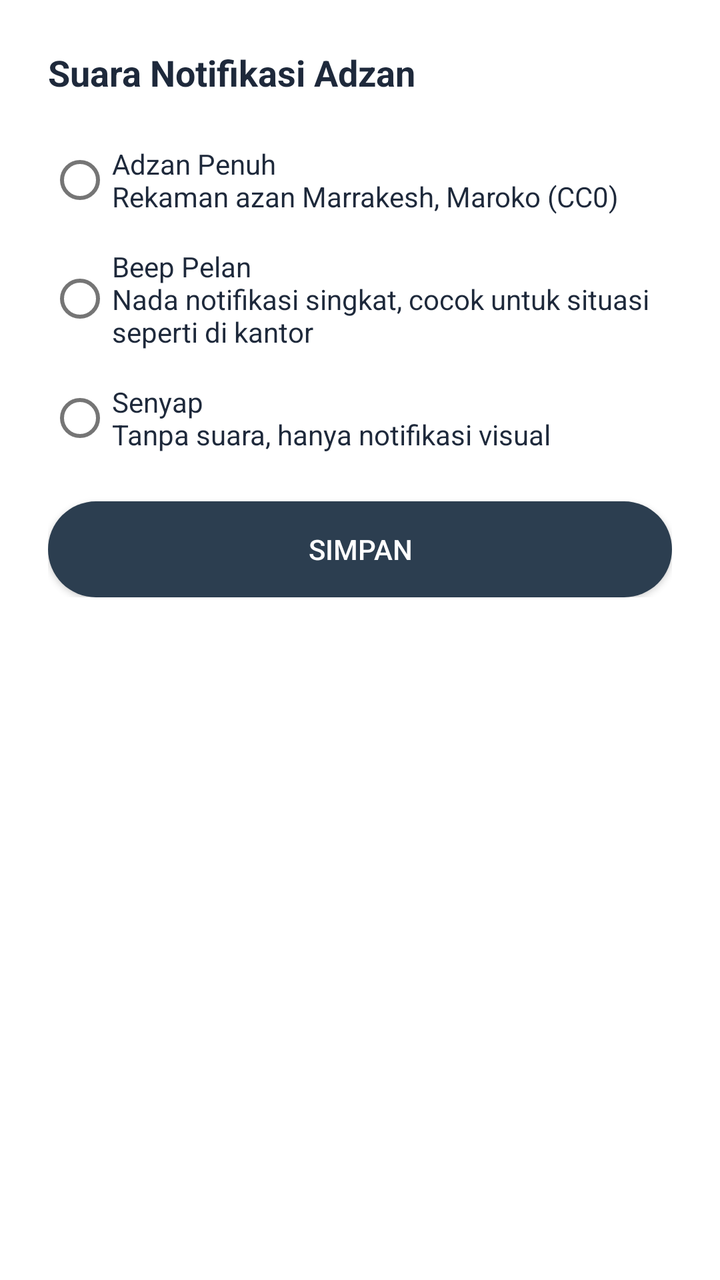
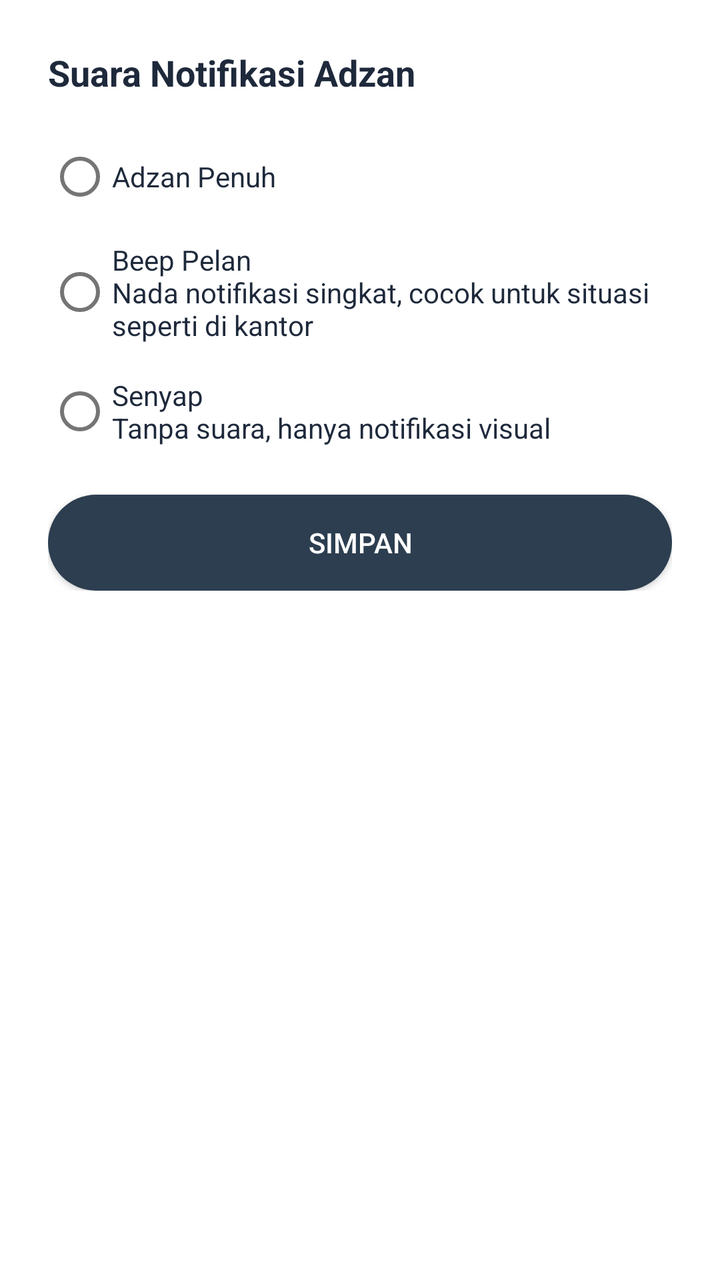

Two renders of the same Android screen: before a commit and after it. Below are the layout's source before the change and the commit's diff.
<!-- AndroidManifest.xml: application theme AppTheme -->
<!-- res/layout/dialog_notifikasi_adzan.xml -->
<?xml version="1.0" encoding="utf-8"?>
<ScrollView xmlns:android="http://schemas.android.com/apk/res/android"
    android:layout_width="match_parent"
    android:layout_height="wrap_content"
    android:maxHeight="560dp">

    <LinearLayout
        android:layout_width="match_parent"
        android:layout_height="wrap_content"
        android:orientation="vertical"
        android:padding="24dp"
        android:background="@drawable/bg_card_up_rounded">

        <TextView
            android:layout_width="wrap_content"
            android:layout_height="wrap_content"
            android:text="Suara Notifikasi Adzan"
            android:textSize="18sp"
            android:textStyle="bold"
            android:textColor="@color/text_primary"
            android:layout_marginBottom="16dp"/>

        <RadioGroup
            android:id="@+id/radioGroupAdzanSound"
            android:layout_width="match_parent"
            android:layout_height="wrap_content"
            android:orientation="vertical">

            <RadioButton
                android:id="@+id/radioAdzanFull"
                android:layout_width="match_parent"
                android:layout_height="wrap_content"
                android:text="Adzan Penuh\nRekaman azan Marrakesh, Maroko (CC0)"
                android:textSize="14sp"
                android:textColor="@color/text_primary"
                android:paddingTop="8dp"
                android:paddingBottom="8dp"/>

            <RadioButton
                android:id="@+id/radioAdzanBeep"
                android:layout_width="match_parent"
                android:layout_height="wrap_content"
                android:text="Beep Pelan\nNada notifikasi singkat, cocok untuk situasi seperti di kantor"
                android:textSize="14sp"
                android:textColor="@color/text_primary"
                android:paddingTop="8dp"
                android:paddingBottom="8dp"/>

            <RadioButton
                android:id="@+id/radioAdzanSilent"
                android:layout_width="match_parent"
                android:layout_height="wrap_content"
                android:text="Senyap\nTanpa suara, hanya notifikasi visual"
                android:textSize="14sp"
                android:textColor="@color/text_primary"
                android:paddingTop="8dp"
                android:paddingBottom="8dp"/>
        </RadioGroup>

        <androidx.appcompat.widget.AppCompatButton
            android:id="@+id/btnSaveAdzanSound"
            android:layout_width="match_parent"
            android:layout_height="wrap_content"
            android:layout_marginTop="16dp"
            android:text="Simpan"
            android:background="@drawable/bg_btn_main_dark"
            android:textColor="@android:color/white"/>

    </LinearLayout>
</ScrollView>
<!-- resources referenced by this layout -->
<resources>
  <color name="text_primary">#1E293B</color>
  <!-- drawable bg_btn_main_dark (drawable) -->
  <?xml version="1.0" encoding="utf-8"?>
  <shape xmlns:android="http://schemas.android.com/apk/res/android"
      android:shape="rectangle">
  
      <solid android:color="#2C3E50" />
  
      <corners android:radius="24dp" />
  </shape>
  <!-- drawable bg_card_up_rounded (drawable) -->
  <?xml version="1.0" encoding="utf-8"?>
  <shape xmlns:android="http://schemas.android.com/apk/res/android">
      <solid android:color="@color/card_white"/>
  
  
      <corners
          android:topLeftRadius="16dp"
          android:topRightRadius="16dp"
          android:bottomLeftRadius="0dp"
          android:bottomRightRadius="0dp" />
  
  </shape>
  <style name="AppTheme" parent="Theme.AlKaukaba">
          <item name="android:windowDrawsSystemBarBackgrounds" tools:targetApi="lollipop">true</item>
      </style>
  <color name="card_white">#FFFFFF</color>
  <style name="Theme.AlKaukaba" parent="Theme.MaterialComponents.DayNight.NoActionBar">
          
          <item name="colorPrimary">@color/purple_500</item>
          <item name="colorPrimaryVariant">@color/transparent</item>
          <item name="colorOnPrimary">@color/white</item>
          
          <item name="colorSecondary">@color/teal_200</item>
          <item name="colorSecondaryVariant">@color/teal_700</item>
          <item name="colorOnSecondary">@color/black</item>
          
          <item name="android:statusBarColor" tools:targetApi="l">?attr/colorPrimaryVariant</item>
          
          <item name="bottomSheetDialogTheme">@style/ThemeOverlay.AlKaukaba.BottomSheetDialog</item>
      </style>
  <color name="purple_500">#FF6200EE</color>
  <color name="transparent">#00FFFFFF</color>
  <color name="white">#FFFFFFFF</color>
  <color name="teal_200">#FF03DAC5</color>
  <color name="teal_700">#FF018786</color>
  <color name="black">#FF000000</color>
  <style name="ThemeOverlay.AlKaukaba.BottomSheetDialog" parent="ThemeOverlay.MaterialComponents.BottomSheetDialog">
          <item name="bottomSheetStyle">@style/Widget.AlKaukaba.BottomSheet.Modal</item>
      </style>
  <style name="Widget.AlKaukaba.BottomSheet.Modal" parent="Widget.MaterialComponents.BottomSheet.Modal">
          <item name="shapeAppearanceOverlay">@style/ShapeAppearance.AlKaukaba.BottomSheet</item>
      </style>
  <style name="ShapeAppearance.AlKaukaba.BottomSheet" parent="">
          <item name="cornerFamily">rounded</item>
          <item name="cornerSizeTopLeft">16dp</item>
          <item name="cornerSizeTopRight">16dp</item>
          <item name="cornerSizeBottomLeft">0dp</item>
          <item name="cornerSizeBottomRight">0dp</item>
      </style>
</resources>

<!-- the commit's change to res/layout/dialog_notifikasi_adzan.xml (unified diff, before → after) -->
@@ -30,7 +30,7 @@
                 android:id="@+id/radioAdzanFull"
                 android:layout_width="match_parent"
                 android:layout_height="wrap_content"
-                android:text="Adzan Penuh\nRekaman azan Marrakesh, Maroko (CC0)"
+                android:text="Adzan Penuh"
                 android:textSize="14sp"
                 android:textColor="@color/text_primary"
                 android:paddingTop="8dp"
